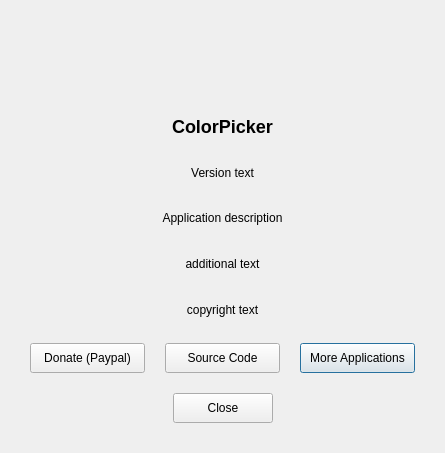
keshavbhatt/ColorSmith, file ui/AboutDialog.ui: the form before one commit.
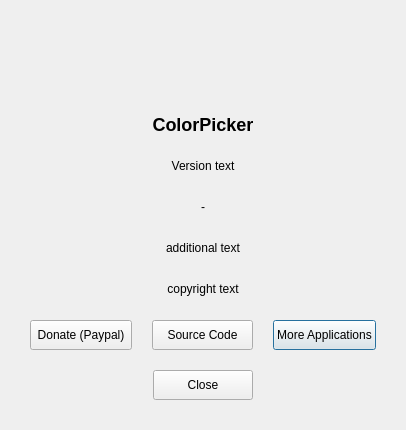
The form after the commit.

Commit message: feat: update application descriptions and summaries for improved clarity and professionalism

Patch:
```diff
--- a/ui/AboutDialog.ui
+++ b/ui/AboutDialog.ui
@@ -6,8 +6,8 @@
    <rect>
     <x>0</x>
     <y>0</y>
-    <width>445</width>
-    <height>453</height>
+    <width>406</width>
+    <height>430</height>
    </rect>
   </property>
   <property name="windowTitle">
@@ -112,14 +112,8 @@
    </item>
    <item>
     <widget class="QLabel" name="descriptionLabel">
-     <property name="sizePolicy">
-      <sizepolicy hsizetype="Preferred" vsizetype="Maximum">
-       <horstretch>0</horstretch>
-       <verstretch>0</verstretch>
-      </sizepolicy>
-     </property>
      <property name="text">
-      <string>Application description</string>
+      <string>-</string>
      </property>
      <property name="textFormat">
       <enum>Qt::TextFormat::RichText</enum>
```
The commit also changes 7 other files.
